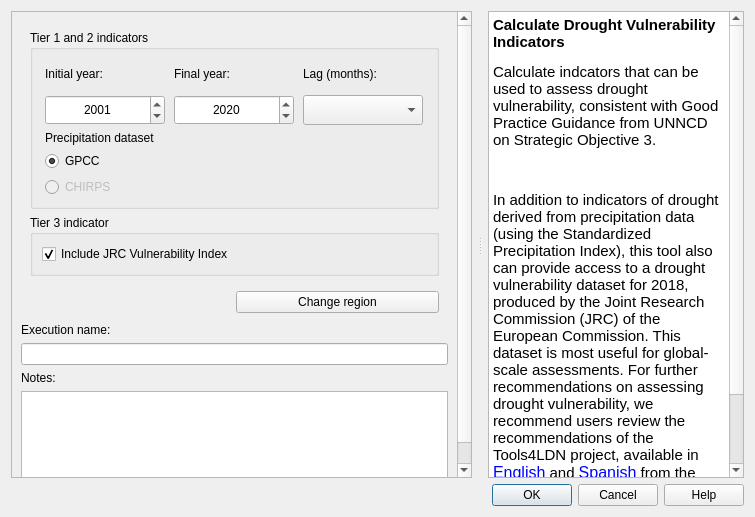
Qt form LDMP/gui/DlgCalculateDrought.ui (ConservationInternational/trends.earth) before a commit.
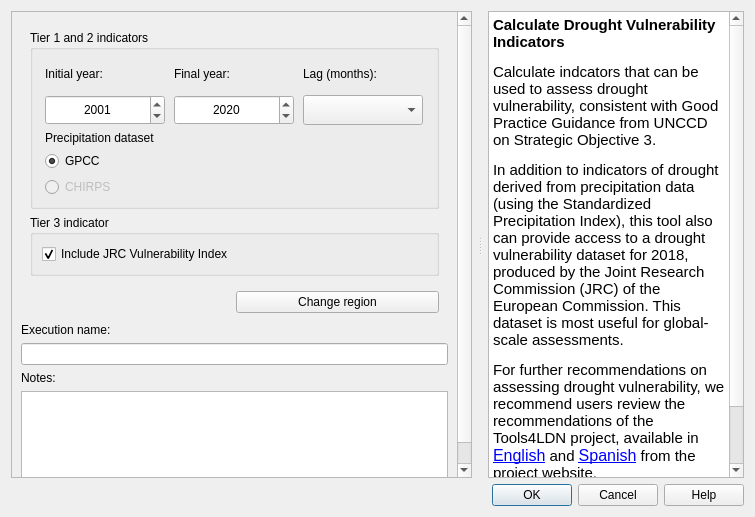
The same form after that commit.

Commit message: More drought dialog fixes

Diff of the .ui file:
```diff
--- a/LDMP/gui/DlgCalculateDrought.ui
+++ b/LDMP/gui/DlgCalculateDrought.ui
@@ -409,9 +409,9 @@
 p, li { white-space: pre-wrap; }
 &lt;/style&gt;&lt;/head&gt;&lt;body style=&quot; font-family:'MS Shell Dlg 2'; font-size:12pt; font-weight:400; font-style:normal;&quot;&gt;
 &lt;p style=&quot; margin-top:16px; margin-bottom:12px; margin-left:0px; margin-right:0px; -qt-block-indent:0; text-indent:0px;&quot;&gt;&lt;span style=&quot; font-family:'Ubuntu'; font-size:11pt; font-weight:600;&quot;&gt;Calculate Drought Vulnerability Indicators&lt;/span&gt;&lt;/p&gt;
-&lt;p style=&quot; margin-top:12px; margin-bottom:12px; margin-left:0px; margin-right:0px; -qt-block-indent:0; text-indent:0px;&quot;&gt;&lt;span style=&quot; font-family:'Ubuntu'; font-size:11pt;&quot;&gt;Calculate indcators that can be used to assess drought vulnerability, consistent with Good Practice Guidance from UNNCD on Strategic Objective 3.&lt;/span&gt;&lt;/p&gt;
-&lt;p style=&quot;-qt-paragraph-type:empty; margin-top:12px; margin-bottom:12px; margin-left:0px; margin-right:0px; -qt-block-indent:0; text-indent:0px; font-family:'Ubuntu'; font-size:11pt;&quot;&gt;&lt;br /&gt;&lt;/p&gt;
-&lt;p style=&quot; margin-top:12px; margin-bottom:12px; margin-left:0px; margin-right:0px; -qt-block-indent:0; text-indent:0px;&quot;&gt;&lt;span style=&quot; font-family:'Ubuntu'; font-size:11pt;&quot;&gt;In addition to indicators of drought derived from precipitation data (using the Standardized Precipitation Index), this tool also can provide access to a drought vulnerability dataset for 2018, produced by the Joint Research Commission (JRC) of the European Commission. This dataset is most useful for global-scale assessments. For further recommendations on assessing drought vulnerability, we recommend users review the recommendations of the Tools4LDN project, available in &lt;/span&gt;&lt;a href=&quot;https://static1.squarespace.com/static/5dffad039a288739c6ae0b85/t/6033f28abca1996aedc492d5/1614017200233/ci-4-Tools4LDN2-FNL+web.pdf&quot;&gt;&lt;span style=&quot; text-decoration: underline; color:#0000ff;&quot;&gt;English&lt;/span&gt;&lt;/a&gt;&lt;span style=&quot; font-family:'Ubuntu'; font-size:11pt;&quot;&gt; and &lt;/span&gt;&lt;a href=&quot;https://resilienceatlas.s3.amazonaws.com/Tools4LDN/ci-3-Tools4LDN-FINAL-SPN.pdf&quot;&gt;&lt;span style=&quot; text-decoration: underline; color:#0000ff;&quot;&gt;Spanish&lt;/span&gt;&lt;/a&gt;&lt;span style=&quot; font-family:'Ubuntu'; font-size:11pt;&quot;&gt; from the project website.&lt;/span&gt;&lt;/p&gt;
+&lt;p style=&quot; margin-top:12px; margin-bottom:12px; margin-left:0px; margin-right:0px; -qt-block-indent:0; text-indent:0px;&quot;&gt;&lt;span style=&quot; font-family:'Ubuntu'; font-size:11pt;&quot;&gt;Calculate indcators that can be used to assess drought vulnerability, consistent with Good Practice Guidance from UNCCD on Strategic Objective 3.&lt;/span&gt;&lt;/p&gt;
+&lt;p style=&quot; margin-top:12px; margin-bottom:12px; margin-left:0px; margin-right:0px; -qt-block-indent:0; text-indent:0px;&quot;&gt;&lt;span style=&quot; font-family:'Ubuntu'; font-size:11pt;&quot;&gt;In addition to indicators of drought derived from precipitation data (using the Standardized Precipitation Index), this tool also can provide access to a drought vulnerability dataset for 2018, produced by the Joint Research Commission (JRC) of the European Commission. This dataset is most useful for global-scale assessments.&lt;/span&gt;&lt;/p&gt;
+&lt;p style=&quot; margin-top:12px; margin-bottom:12px; margin-left:0px; margin-right:0px; -qt-block-indent:0; text-indent:0px;&quot;&gt;&lt;span style=&quot; font-family:'Ubuntu'; font-size:11pt;&quot;&gt;For further recommendations on assessing drought vulnerability, we recommend users review the recommendations of the Tools4LDN project, available in &lt;/span&gt;&lt;a href=&quot;https://static1.squarespace.com/static/5dffad039a288739c6ae0b85/t/6033f28abca1996aedc492d5/1614017200233/ci-4-Tools4LDN2-FNL+web.pdf&quot;&gt;&lt;span style=&quot; text-decoration: underline; color:#0000ff;&quot;&gt;English&lt;/span&gt;&lt;/a&gt;&lt;span style=&quot; font-family:'Ubuntu'; font-size:11pt;&quot;&gt; and &lt;/span&gt;&lt;a href=&quot;https://static1.squarespace.com/static/5dffad039a288739c6ae0b85/t/60f08dd4d2de6f76157bb62b/1626377693923/ci-3-Tools4LDN2-SPN_WebUpdate.pdf&quot;&gt;&lt;span style=&quot; text-decoration: underline; color:#0000ff;&quot;&gt;Spanish&lt;/span&gt;&lt;/a&gt;&lt;span style=&quot; font-family:'Ubuntu'; font-size:11pt;&quot;&gt; from the project website.&lt;/span&gt;&lt;/p&gt;
 &lt;p style=&quot;-qt-paragraph-type:empty; margin-top:12px; margin-bottom:12px; margin-left:0px; margin-right:0px; -qt-block-indent:0; text-indent:0px; font-family:'Ubuntu'; font-size:11pt;&quot;&gt;&lt;br /&gt;&lt;/p&gt;
 &lt;p style=&quot; margin-top:12px; margin-bottom:12px; margin-left:0px; margin-right:0px; -qt-block-indent:0; text-indent:0px;&quot;&gt;&lt;a href=&quot;http://trends.earth/docs/en/background/understanding_indicators15.html#&quot;&gt;&lt;span style=&quot; font-family:'Ubuntu'; font-size:11pt; text-decoration: underline; color:#0000ff;&quot;&gt;More information&lt;/span&gt;&lt;/a&gt;&lt;/p&gt;&lt;/body&gt;&lt;/html&gt;</string>
       </property>
```
